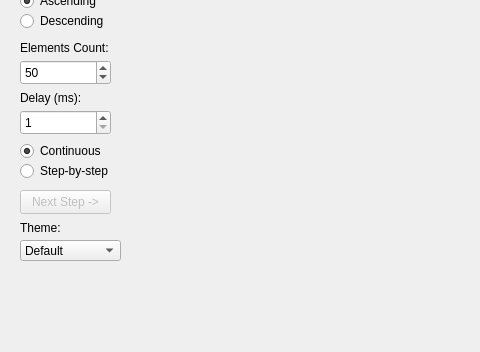
adamt-eng/sorting-visualizer, file mainwindow.ui: the form before one commit; both pictures show x 0 to 480 and y 100 to 452 of the 1280 by 720 pixel window.
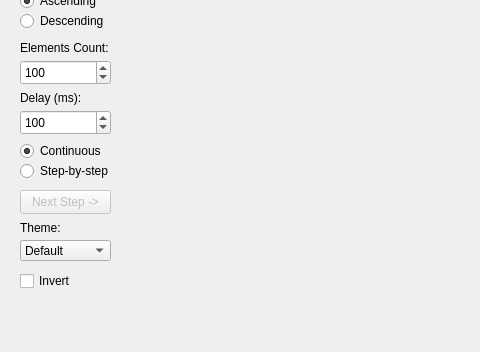
The form after the commit.

Commit message:
Improved algorithms visualization and themes.
1. Themes check no longer uses an unordered_map.
2. Added "Invert" option for themes.
3. Improved visualization for most algorithms by setting some elements to distinct colors (red, green, blue) to differentiate them in the graph. For example, in Bubble Sort, the two elements being compared will be colored red, etc..

What changed in the file:
```diff
--- a/mainwindow.ui
+++ b/mainwindow.ui
@@ -185,7 +185,7 @@
      <number>10000</number>
     </property>
     <property name="value">
-     <number>50</number>
+     <number>100</number>
     </property>
    </widget>
    <widget class="QSpinBox" name="delay">
@@ -204,7 +204,7 @@
      <number>10000</number>
     </property>
     <property name="value">
-     <number>1</number>
+     <number>100</number>
     </property>
    </widget>
    <widget class="QLabel" name="elementsCountLabel">
@@ -308,7 +308,7 @@
      <rect>
       <x>20</x>
       <y>340</y>
-      <width>101</width>
+      <width>91</width>
       <height>21</height>
      </rect>
     </property>
@@ -368,6 +368,19 @@
      </property>
     </item>
    </widget>
+   <widget class="QCheckBox" name="invertThemeCheckBox">
+    <property name="geometry">
+     <rect>
+      <x>20</x>
+      <y>370</y>
+      <width>81</width>
+      <height>22</height>
+     </rect>
+    </property>
+    <property name="text">
+     <string>Invert</string>
+    </property>
+   </widget>
   </widget>
   <widget class="QStatusBar" name="statusbar"/>
  </widget>
```
Left out of the diff: 9 changed lines with no effect on the pictures. The commit also changes 2 other files.
